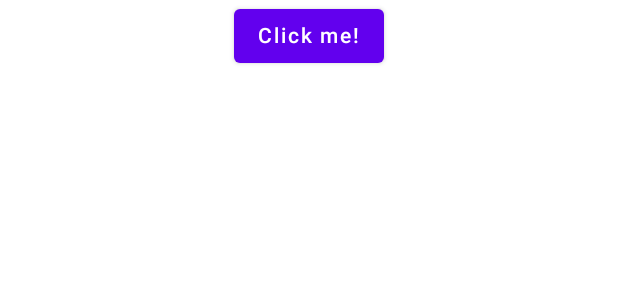
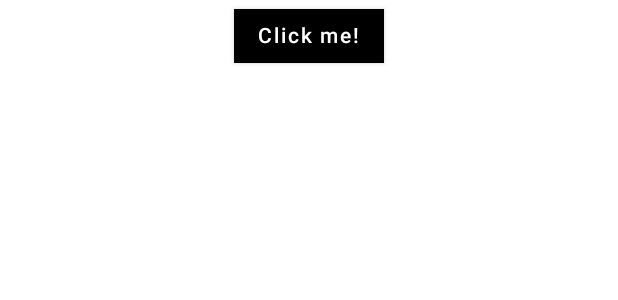
Before and after one commit to tomas-macri/ExpensApp, an Android app built with Jetpack Compose: the @Preview function App, on a phone screen of 412 x 824 dp. Shown: the top 300 px of the screen. Run offline under Robolectric (Android 15) with nearby library versions, the phone set to English and light mode, and no system bars; our stand-ins replace Compose Multiplatform resources; libraries missing offline, so code that uses them is left out: moe.tlaster.precompose; missing, so only their content is drawn: PreComposeApp.

Commit message:
Apply ExpensAppTheme and getColorsTheme() in App

```diff
--- a/ExpensApp/composeApp/src/commonMain/kotlin/com/tomasmacri/expensapp/ui/App.kt
+++ b/ExpensApp/composeApp/src/commonMain/kotlin/com/tomasmacri/expensapp/ui/App.kt
@@ -10,6 +10,8 @@ import androidx.compose.material.Text
 import androidx.compose.runtime.*
 import androidx.compose.ui.Alignment
 import androidx.compose.ui.Modifier
+import com.tomasmacri.expensapp.ui.theme.ExpensAppTheme
+import com.tomasmacri.expensapp.ui.theme.getColorsTheme
 import org.jetbrains.compose.resources.painterResource
 import org.jetbrains.compose.ui.tooling.preview.Preview
 
@@ -21,7 +23,8 @@ import moe.tlaster.precompose.PreComposeApp
 @Preview
 fun App() {
     PreComposeApp {
-        MaterialTheme {
+        val colors = getColorsTheme()
+        ExpensAppTheme {
             var showContent by remember { mutableStateOf(false) }
             Column(Modifier.fillMaxWidth(), horizontalAlignment = Alignment.CenterHorizontally) {
                 Button(onClick = { showContent = !showContent }) {
```
